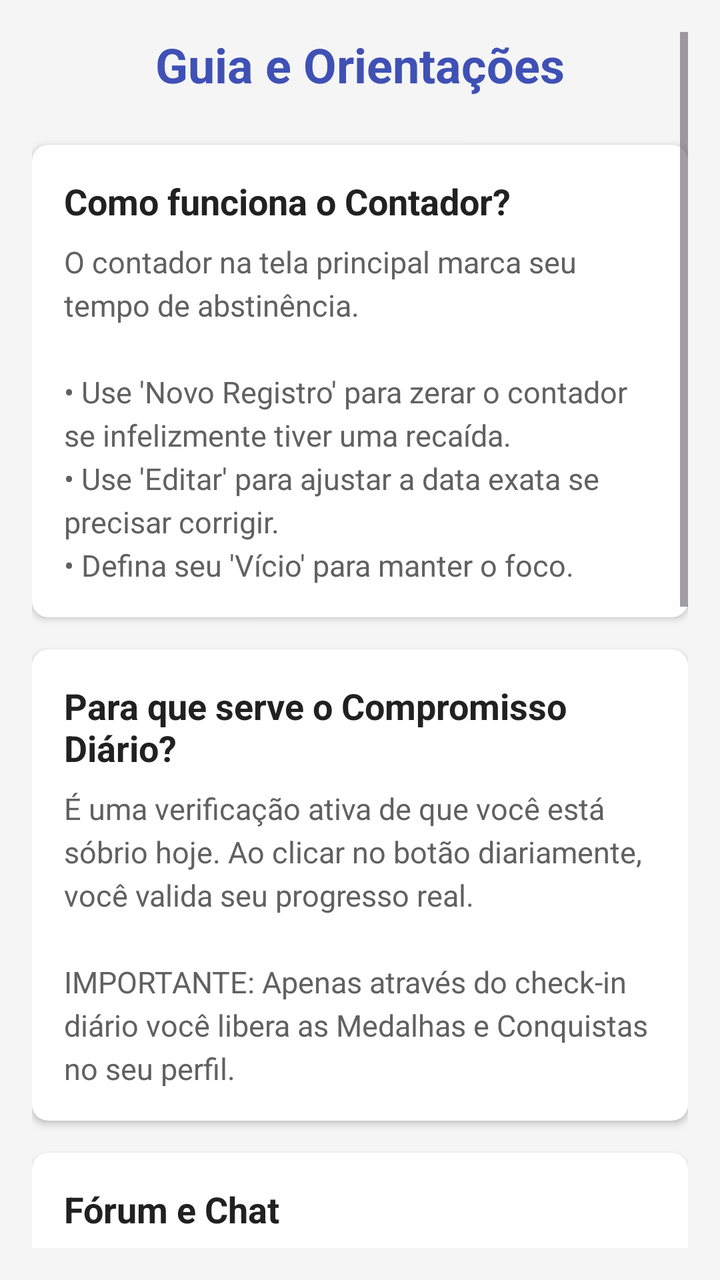
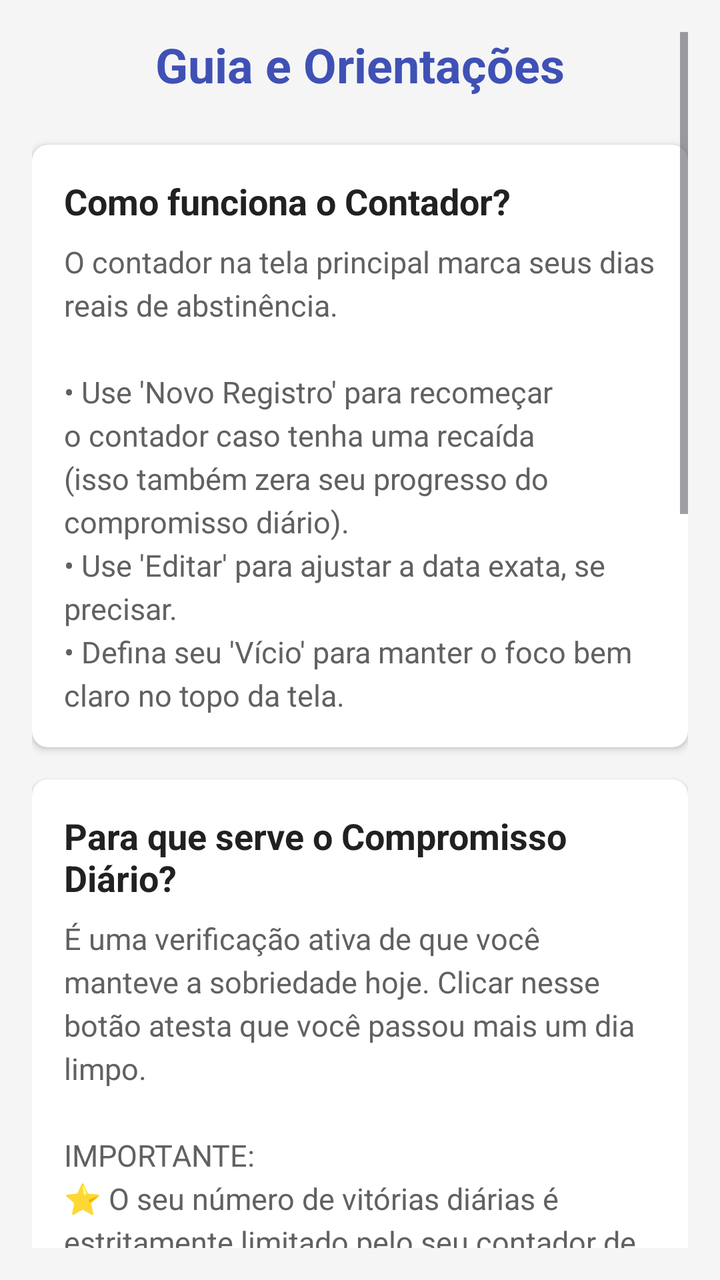

Two renders of the same Android screen: before a commit and after it. Below are the layout's source before the change and the commit's diff.
<!-- AndroidManifest.xml: application theme Theme.App_Conquistas_2 -->
<!-- res/layout/activity_orientacoes.xml -->
<?xml version="1.0" encoding="utf-8"?>
<ScrollView xmlns:android="http://schemas.android.com/apk/res/android"
    android:layout_width="match_parent"
    android:layout_height="match_parent"
    android:background="#F5F5F5"
    android:padding="16dp">

    <LinearLayout
        android:layout_width="match_parent"
        android:layout_height="wrap_content"
        android:orientation="vertical">

        <TextView
            android:layout_width="match_parent"
            android:layout_height="wrap_content"
            android:text="Guia e Orientações"
            android:textSize="24sp"
            android:textStyle="bold"
            android:textColor="#3F51B5"
            android:gravity="center"
            android:layout_marginBottom="24dp" />

        
        <androidx.cardview.widget.CardView
            android:layout_width="match_parent"
            android:layout_height="wrap_content"
            android:layout_marginBottom="16dp"
            android:elevation="2dp"
            android:backgroundTint="#FFFFFF"
            app:cardCornerRadius="8dp"
            xmlns:app="http://schemas.android.com/apk/res-auto">
            <LinearLayout
                android:layout_width="match_parent"
                android:layout_height="wrap_content"
                android:orientation="vertical"
                android:padding="16dp">
                <TextView
                    android:layout_width="wrap_content"
                    android:layout_height="wrap_content"
                    android:text="Como funciona o Contador?"
                    android:textStyle="bold"
                    android:textSize="18sp"
                    android:textColor="#212121"
                    android:layout_marginBottom="8dp"/>
                <TextView
                    android:layout_width="wrap_content"
                    android:layout_height="wrap_content"
                    android:text="O contador na tela principal marca seu tempo de abstinência. \n\n• Use 'Novo Registro' para zerar o contador se infelizmente tiver uma recaída.\n• Use 'Editar' para ajustar a data exata se precisar corrigir.\n• Defina seu 'Vício' para manter o foco."
                    android:textSize="15sp"
                    android:textColor="#616161"
                    android:lineSpacingExtra="4dp"/>
            </LinearLayout>
        </androidx.cardview.widget.CardView>

        
        <androidx.cardview.widget.CardView
            android:layout_width="match_parent"
            android:layout_height="wrap_content"
            android:layout_marginBottom="16dp"
            android:elevation="2dp"
            android:backgroundTint="#FFFFFF"
            app:cardCornerRadius="8dp"
            xmlns:app="http://schemas.android.com/apk/res-auto">
            <LinearLayout
                android:layout_width="match_parent"
                android:layout_height="wrap_content"
                android:orientation="vertical"
                android:padding="16dp">
                <TextView
                    android:layout_width="wrap_content"
                    android:layout_height="wrap_content"
                    android:text="Para que serve o Compromisso Diário?"
                    android:textStyle="bold"
                    android:textSize="18sp"
                    android:textColor="#212121"
                    android:layout_marginBottom="8dp"/>
                <TextView
                    android:layout_width="wrap_content"
                    android:layout_height="wrap_content"
                    android:text="É uma verificação ativa de que você está sóbrio hoje. Ao clicar no botão diariamente, você valida seu progresso real. \n\nIMPORTANTE: Apenas através do check-in diário você libera as Medalhas e Conquistas no seu perfil."
                    android:textSize="15sp"
                    android:textColor="#616161"
                    android:lineSpacingExtra="4dp"/>
            </LinearLayout>
        </androidx.cardview.widget.CardView>

        
        <androidx.cardview.widget.CardView
            android:layout_width="match_parent"
            android:layout_height="wrap_content"
            android:layout_marginBottom="16dp"
            android:elevation="2dp"
            android:backgroundTint="#FFFFFF"
            app:cardCornerRadius="8dp"
            xmlns:app="http://schemas.android.com/apk/res-auto">
            <LinearLayout
                android:layout_width="match_parent"
                android:layout_height="wrap_content"
                android:orientation="vertical"
                android:padding="16dp">
                <TextView
                    android:layout_width="wrap_content"
                    android:layout_height="wrap_content"
                    android:text="Fórum e Chat"
                    android:textStyle="bold"
                    android:textSize="18sp"
                    android:textColor="#212121"
                    android:layout_marginBottom="8dp"/>
                <TextView
                    android:layout_width="wrap_content"
                    android:layout_height="wrap_content"
                    android:text="Visite o Fórum para ler relatos, pedir ajuda e interagir nas postagens. Se quiser conversar em particular com alguém, clique no ícone de perfil da pessoa e inicie um chat. Suas conversas ficam na aba 'Conversas'."
                    android:textSize="15sp"
                    android:textColor="#616161"
                    android:lineSpacingExtra="4dp"/>
            </LinearLayout>
        </androidx.cardview.widget.CardView>

        
        <androidx.cardview.widget.CardView
            android:layout_width="match_parent"
            android:layout_height="wrap_content"
            android:layout_marginBottom="16dp"
            android:elevation="2dp"
            android:backgroundTint="#FFFFFF"
            app:cardCornerRadius="8dp"
            xmlns:app="http://schemas.android.com/apk/res-auto">
            <LinearLayout
                android:layout_width="match_parent"
                android:layout_height="wrap_content"
                android:orientation="vertical"
                android:padding="16dp">
                <TextView
                    android:layout_width="wrap_content"
                    android:layout_height="wrap_content"
                    android:text="Menu Principal e Edição de Perfil"
                    android:textStyle="bold"
                    android:textSize="18sp"
                    android:textColor="#212121"
                    android:layout_marginBottom="8dp"/>
                <TextView
                    android:layout_width="wrap_content"
                    android:layout_height="wrap_content"
                    android:text="No menu da tela principal (canto inferior direito), você tem acesso a configurações importantes:\n\n• Perfil: Edite seu Nick, Senha, Apresentação ou exclua sua conta.\n• Contato: Fale com o suporte.\n• Deslogar: Deslogar do aplicativo."
                    android:textSize="15sp"
                    android:textColor="#616161"
                    android:lineSpacingExtra="4dp"/>
            </LinearLayout>
        </androidx.cardview.widget.CardView>

        
        <androidx.cardview.widget.CardView
            android:layout_width="match_parent"
            android:layout_height="wrap_content"
            android:layout_marginBottom="16dp"
            android:elevation="2dp"
            android:backgroundTint="#FFFFFF"
            app:cardCornerRadius="8dp"
            xmlns:app="http://schemas.android.com/apk/res-auto">
            <LinearLayout
                android:layout_width="match_parent"
                android:layout_height="wrap_content"
                android:orientation="vertical"
                android:padding="16dp">
                <TextView
                    android:layout_width="wrap_content"
                    android:layout_height="wrap_content"
                    android:text="Segurança e Bloqueio"
                    android:textStyle="bold"
                    android:textSize="18sp"
                    android:textColor="#D32F2F"
                    android:layout_marginBottom="8dp"/>
                <TextView
                    android:layout_width="wrap_content"
                    android:layout_height="wrap_content"
                    android:text="Sua segurança é prioridade. Veja como se proteger:\n\n• Denunciar Posts: Clique no ícone de alerta ⚠️ em qualquer postagem ofensiva.\n• Bloquear Usuários: Dentro do chat privado, clique no menu superior direito e selecione 'Bloquear'. Você deixará de receber mensagens dessa pessoa."
                    android:textSize="15sp"
                    android:textColor="#616161"
                    android:lineSpacingExtra="4dp"/>
            </LinearLayout>
        </androidx.cardview.widget.CardView>

        <Button
            android:id="@+id/buttonVerTutorial"
            android:layout_width="match_parent"
            android:layout_height="wrap_content"
            android:text="Ver Tutorial Inicial Novamente"
            android:backgroundTint="#FF9800"
            android:textColor="#FFFFFF"
            android:layout_marginTop="16dp"/>

    </LinearLayout>

</ScrollView>
<!-- resources referenced by this layout -->
<resources>
  <style name="Theme.App_Conquistas_2" parent="Base.Theme.App_Conquistas_2" />
  <style name="Base.Theme.App_Conquistas_2" parent="Theme.Material3.DayNight.NoActionBar">
          
          <item name="colorPrimary">@color/colorPrimary</item>
          <item name="colorPrimaryVariant">@color/colorPrimaryVariant</item>
          <item name="colorSecondary">@color/colorSecondary</item>
          <item name="colorSecondaryVariant">@color/colorSecondaryVariant</item>
          <item name="colorOnPrimary">@color/colorOnPrimary</item>
          <item name="colorOnSecondary">@color/colorOnSecondary</item>
          
          
          <item name="android:windowBackground">@color/colorBackground</item>
          <item name="colorSurface">@color/colorSurface</item>
          
          
          <item name="android:fontFamily">sans-serif</item>
          
          
          <item name="android:statusBarColor">@color/colorPrimaryVariant</item>
          <item name="android:navigationBarColor">@color/colorBackground</item>
      </style>
  <color name="colorPrimary">#673AB7</color>
  <color name="colorPrimaryVariant">#512DA8</color>
  <color name="colorSecondary">#009688</color>
  <color name="colorSecondaryVariant">#00796B</color>
  <color name="colorOnPrimary">#FFFFFF</color>
  <color name="colorOnSecondary">#FFFFFF</color>
  <color name="colorBackground">#F3F4F6</color>
  <color name="colorSurface">#FFFFFF</color>
</resources>

<!-- the commit's change to res/layout/activity_orientacoes.xml (unified diff, before → after) -->
@@ -45,7 +45,7 @@
                 <TextView
                     android:layout_width="wrap_content"
                     android:layout_height="wrap_content"
-                    android:text="O contador na tela principal marca seu tempo de abstinência. \n\n• Use 'Novo Registro' para zerar o contador se infelizmente tiver uma recaída.\n• Use 'Editar' para ajustar a data exata se precisar corrigir.\n• Defina seu 'Vício' para manter o foco."
+                    android:text="O contador na tela principal marca seus dias reais de abstinência.\n\n• Use 'Novo Registro' para recomeçar o contador caso tenha uma recaída (isso também zera seu progresso do compromisso diário).\n• Use 'Editar' para ajustar a data exata, se precisar.\n• Defina seu 'Vício' para manter o foco bem claro no topo da tela."
                     android:textSize="15sp"
                     android:textColor="#616161"
                     android:lineSpacingExtra="4dp"/>
@@ -77,7 +77,7 @@
                 <TextView
                     android:layout_width="wrap_content"
                     android:layout_height="wrap_content"
-                    android:text="É uma verificação ativa de que você está sóbrio hoje. Ao clicar no botão diariamente, você valida seu progresso real. \n\nIMPORTANTE: Apenas através do check-in diário você libera as Medalhas e Conquistas no seu perfil."
+                    android:text="É uma verificação ativa de que você manteve a sobriedade hoje. Clicar nesse botão atesta que você passou mais um dia limpo.\n\nIMPORTANTE:\n⭐ O seu número de vitórias diárias é estritamente limitado pelo seu contador de abstinência. Não é possível avançar mais rápido do que deve.\n🏆 Apenas fazendo check-ins regulares você conquista medalhas e sobe de nível!"
                     android:textSize="15sp"
                     android:textColor="#616161"
                     android:lineSpacingExtra="4dp"/>
@@ -109,7 +109,7 @@
                 <TextView
                     android:layout_width="wrap_content"
                     android:layout_height="wrap_content"
-                    android:text="Visite o Fórum para ler relatos, pedir ajuda e interagir nas postagens. Se quiser conversar em particular com alguém, clique no ícone de perfil da pessoa e inicie um chat. Suas conversas ficam na aba 'Conversas'."
+                    android:text="Visite o Fórum para ler os relatos de outras pessoas, pedir ajuda de emergência e interagir livremente.\n\nO Chat (na aba 'Conversas') é rápido e privado. Você ouvirá notificações instantâneas do app caso receba novas mensagens."
                     android:textSize="15sp"
                     android:textColor="#616161"
                     android:lineSpacingExtra="4dp"/>
@@ -173,7 +173,7 @@
                 <TextView
                     android:layout_width="wrap_content"
                     android:layout_height="wrap_content"
-                    android:text="Sua segurança é prioridade. Veja como se proteger:\n\n• Denunciar Posts: Clique no ícone de alerta ⚠️ em qualquer postagem ofensiva.\n• Bloquear Usuários: Dentro do chat privado, clique no menu superior direito e selecione 'Bloquear'. Você deixará de receber mensagens dessa pessoa."
+                    android:text="Sua segurança emocional aqui é absoluta e não toleramos abusos:\n\n• Denunciar: Clique no ícone à direita de qualquer postagem ou comentário que desrespeite as regras para chamar os moderadores.\n• Bloquear Usuários: Pelo perfil da pessoa ou no próprio chat você pode silenciá-la bloqueando futuras mensagens dela."
                     android:textSize="15sp"
                     android:textColor="#616161"
                     android:lineSpacingExtra="4dp"/>
